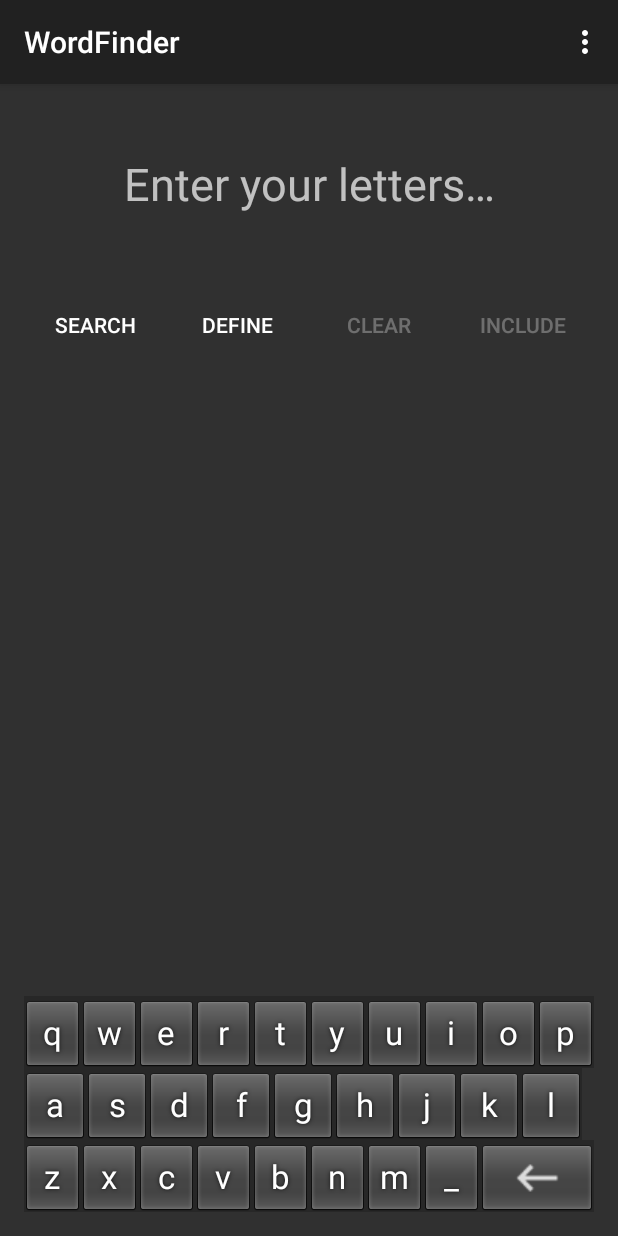
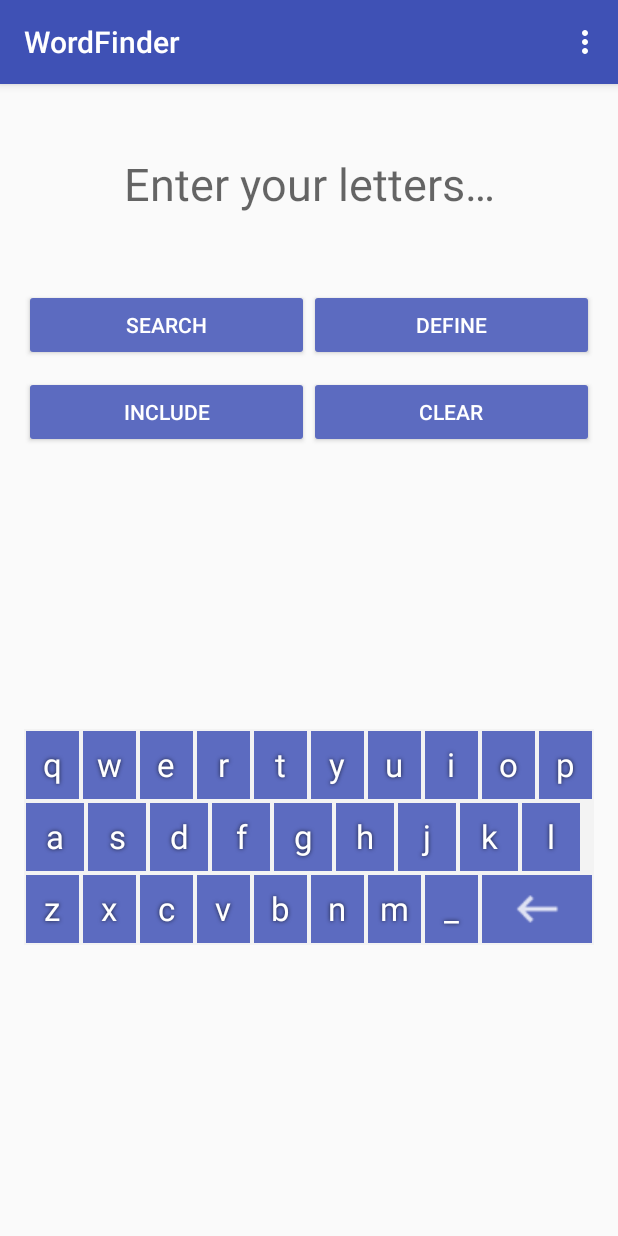
Before and after one commit to cyanhearth/WordFinder, an Android app: the screen it shows after launch (MainActivity), on a phone screen of 412 x 824 dp. Run offline under Robolectric (Android 15) with nearby library versions, the phone set to English and light mode, and no system bars.

Commit message:
Improve layout and attempt to improve the speed of the algorithm

```diff
--- a/app/src/main/AndroidManifest.xml
+++ b/app/src/main/AndroidManifest.xml
@@ -8,7 +8,7 @@
         android:allowBackup="true"
         android:icon="@mipmap/ic_launcher"
         android:label="@string/app_name"
-        android:theme="@style/Theme.AppCompat" >
+        android:theme="@style/AppTheme" >
         <activity
             android:name=".MainActivity"
             android:label="@string/app_name" >
--- a/app/src/main/java/com/example/cyanhearth/wordfinder/MainActivity.java
+++ b/app/src/main/java/com/example/cyanhearth/wordfinder/MainActivity.java
@@ -21,16 +21,14 @@ import android.view.View;
 import android.widget.Button;
 import android.widget.TextView;
 import android.widget.Toast;
-
-import java.util.ArrayList;
 import java.util.HashSet;
 
-public class MainActivity extends ActionBarActivity
-        implements DisplayResultFragment.SelectionListener{
+public class MainActivity extends ActionBarActivity {
     private static final String BASE_URI = "https://en.wiktionary.org/wiki/";
     private static final String CHOOSER_TEXT = "Open with...";
     private static final String STATE_LETTERS = "state_letters";
     private static final String STATE_INCLUDE = "state_include";
+    private static final String STATE_INCLUDE_WORD = "state_include_word";
 
     private static final String TAG_TASK_FRAGMENT = "task_fragment";
     private static final String TAG_RESULTS_FRAGMENT = "results_fragment";
@@ -57,7 +55,6 @@ public class MainActivity extends ActionBarActivity
 
     @Override
     protected void onCreate(Bundle savedInstanceState) {
-        Log.d("Entering onCreate", TAG_DEBUG);
 
         super.onCreate(savedInstanceState);
 
@@ -102,9 +99,6 @@ public class MainActivity extends ActionBarActivity
                     inputText += String.valueOf((char)primaryCode);
                     lettersInput.setText(inputText);
                 }
-
-                clear.setEnabled(!inputText.equals(""));
-                include.setEnabled(!inputText.equals(""));
             }
 
             @Override public void onPress(int arg0) {
@@ -134,15 +128,11 @@ public class MainActivity extends ActionBarActivity
         if (savedInstanceState != null) {
             lettersInput.setText(savedInstanceState.getString(STATE_LETTERS));
             includeTextView.setText(savedInstanceState.getString(STATE_INCLUDE));
+            includeWord = savedInstanceState.getString(STATE_INCLUDE_WORD);
 
             if (manager.findFragmentByTag(TAG_RESULTS_FRAGMENT) != null) {
                 keyboardView.setVisibility(View.GONE);
             }
-        }
-
-        if (lettersInput.getText().toString().equals("")) {
-            clear.setEnabled(false);
-            include.setEnabled(false);
         }
 
         // set up fragments
@@ -150,17 +140,9 @@ public class MainActivity extends ActionBarActivity
                 (LoadDictionaryFragment) manager.findFragmentByTag(TAG_TASK_FRAGMENT);
         FragmentTransaction transaction = manager.beginTransaction();
 
-        if (manager.findFragmentByTag(TAG_RESULTS_FRAGMENT) != null) {
-            //transaction.replace(R.id.fragment_container, KeyboardFragment.newInstance(), TAG_KEYBOARD_FRAGMENT);
-            include.setEnabled(false);
-            search.setEnabled(false);
-        }
         // If the Fragment is non-null, then it is currently being
         // retained across a configuration change.
         if (dictFragment == null) {
-            search.setEnabled(false);
-            define.setEnabled(false);
-
             dictFragment = LoadDictionaryFragment
                     .newInstance();
             Bundle args = new Bundle();
@@ -183,9 +165,12 @@ public class MainActivity extends ActionBarActivity
                 if (letters.equals("") && (includeWord == null || !includeWord.contains("_"))) {
                     Toast.makeText(MainActivity.this, "Please enter some letters!",
                             Toast.LENGTH_SHORT).show();
-                } else {
-                    search.setEnabled(false);
-                    include.setEnabled(false);
+                }
+                else if (letters.length() - letters.replace("_", "").length() > 2){
+                    Toast.makeText(MainActivity.this, "No more than 2 wild cards can be used in a search!",
+                            Toast.LENGTH_SHORT).show();
+                }
+                else {
                     DisplayExpandableResultFragment fragment = DisplayExpandableResultFragment.newInstance();
                     Bundle args = new Bundle();
                     if (letters.equals("")) {
@@ -256,16 +241,14 @@ public class MainActivity extends ActionBarActivity
 ;
             @Override
             public void onClick(View v) {
-                String currentWord = lettersInput.getText().toString();
 
-                includeWord = currentWord;
+                includeWord = lettersInput.getText().toString();
 
                 if (includeWord.length() > 0) {
                     String text = String.format(
                             getResources().getString(R.string.include_message), includeWord);
                     includeTextView.setText(text);
                     lettersInput.setText("");
-                    include.setEnabled(false);
                 }
 
                 else {
@@ -290,6 +273,7 @@ public class MainActivity extends ActionBarActivity
         // save the letters previously entered by the user
         savedInstanceState.putString(STATE_LETTERS, lettersInput.getText().toString());
         savedInstanceState.putString(STATE_INCLUDE, includeTextView.getText().toString());
+        savedInstanceState.putString(STATE_INCLUDE_WORD, includeWord);
 
         super.onSaveInstanceState(savedInstanceState);
     }
@@ -320,7 +304,6 @@ public class MainActivity extends ActionBarActivity
 
     @Override
     protected void onStart() {
-        Log.d("Entering onStart", TAG_DEBUG);
         super.onStart();
 
         SharedPreferences preferences = PreferenceManager.getDefaultSharedPreferences(this);
@@ -339,35 +322,28 @@ public class MainActivity extends ActionBarActivity
             LoadDictionaryFragment dictFragment = (LoadDictionaryFragment) manager.findFragmentByTag(TAG_TASK_FRAGMENT);
             dictFragment.setCurrentDict(dict);
             dictFragment.startTask();
-
-            search.setEnabled(false);
-            define.setEnabled(false);
         }
 
     }
 
     @Override
     protected void onResume() {
-        Log.d("Entering onResume", TAG_DEBUG);
         super.onResume();
     }
 
     @Override
     protected void onPause() {
-        Log.d("Entering onPause", TAG_DEBUG);
         super.onPause();
     }
 
     @Override
     protected void onStop() {
-        Log.d("Entering onStop", TAG_DEBUG);
         super.onStop();
 
     }
 
     @Override
     protected void onDestroy() {
-        Log.d("Entering onDestroy", TAG_DEBUG);
         super.onDestroy();
     }
 
@@ -381,22 +357,6 @@ public class MainActivity extends ActionBarActivity
     public void onPostExecute(HashSet<String> words) {
 
         this.words = words;
-        search.setEnabled(true);
-        define.setEnabled(true);
-    }
-
-    // DisplayResultFragment.SelectionListener methods
-    // dispatch intent to retrieve word definition when a word is selected
-    // from the list
-    @Override
-    public void onItemSelected(int position) {
-
-        DisplayResultFragment frag = (DisplayResultFragment)(getFragmentManager()
-                .findFragmentByTag(TAG_RESULTS_FRAGMENT));
-
-        if (frag != null)
-            sendIntentForDefinition(frag.getListAdapter().getItem(position).toString());
-
     }
 
     public void onExpandableItemSelected(String word) {
@@ -416,13 +376,6 @@ public class MainActivity extends ActionBarActivity
         }
     }
 
-    @Override
-    public void enableButtons() {
-        define.setEnabled(true);
-        clear.setEnabled(true);
-    }
-
-    @Override
     public void reset() {
         //if (getFragmentManager().findFragmentByTag(TAG_KEYBOARD_FRAGMENT) == null) {
         //    getFragmentManager().beginTransaction().replace(R.id.fragment_container,
@@ -433,11 +386,6 @@ public class MainActivity extends ActionBarActivity
         if (fragment != null) {
             getFragmentManager().beginTransaction().remove(fragment).commit();
         }
-
-        search.setEnabled(true);
-        define.setEnabled(true);
-        clear.setEnabled(false);
-        include.setEnabled(false);
 
         keyboardView.setVisibility(View.VISIBLE);
 
@@ -461,8 +409,5 @@ public class MainActivity extends ActionBarActivity
             inputText += letter;
             lettersInput.setText(inputText);
         }
-
-        clear.setEnabled(!inputText.equals(""));
-        include.setEnabled(!inputText.equals(""));
     }
 }
--- /dev/null
+++ b/app/src/main/res/drawable/keybackground.xml
@@ -0,0 +1,12 @@
+<?xml version="1.0" encoding="utf-8"?>
+<selector xmlns:android="http://schemas.android.com/apk/res/android">
+    <!-- Non focused states -->
+    <item
+        android:state_focused="false"
+        android:state_selected="false"
+        android:state_pressed="false"
+        android:drawable="@drawable/normal" />
+    <!-- Pressed state -->
+    <item
+        android:state_pressed="true"
+        android:drawable="@drawable/pressed" /></selector>
--- /dev/null
+++ b/app/src/main/res/drawable/normal.xml
@@ -0,0 +1,5 @@
+<?xml version="1.0" encoding="utf-8"?>
+<shape xmlns:android="http://schemas.android.com/apk/res/android">
+    <stroke android:width="1dp" android:color="#fff3f3f3" />
+    <solid android:color="@color/primary_light"/>
+</shape>
--- /dev/null
+++ b/app/src/main/res/drawable/pressed.xml
@@ -0,0 +1,5 @@
+<?xml version="1.0" encoding="utf-8"?>
+<shape xmlns:android="http://schemas.android.com/apk/res/android">
+    <stroke android:width="1dp" android:color="#fff3f3f3" />
+    <solid android:color="@color/primary_dark"/>
+</shape>
--- a/app/src/main/res/layout-land/activity_main.xml
+++ b/app/src/main/res/layout-land/activity_main.xml
@@ -3,7 +3,10 @@
     xmlns:tools="http://schemas.android.com/tools"
     tools:context=".MainActivity"
     android:orientation="horizontal" android:layout_width="match_parent"
-    android:layout_height="match_parent" android:baselineAligned="false">
+    android:layout_height="match_parent" android:paddingLeft="@dimen/activity_horizontal_margin"
+    android:paddingRight="@dimen/activity_horizontal_margin"
+    android:paddingTop="@dimen/activity_vertical_margin"
+    android:paddingBottom="@dimen/activity_vertical_margin" >
 
     <LinearLayout
         android:orientation="vertical"
@@ -19,9 +22,9 @@
             android:layout_height="wrap_content"
             android:id="@+id/editText"
             android:hint="@string/enter_letters"
-            android:paddingTop="30dp"
-            android:paddingBottom="30dp"
             android:textAppearance="?android:attr/textAppearanceLarge"
+            android:paddingTop="10dp"
+            android:layout_marginBottom="10dp"
             android:gravity="center_horizontal"
             android:layout_gravity="center_horizontal|top"
             android:textSize="30sp" />
@@ -31,8 +34,8 @@
             android:layout_height="wrap_content"
             android:textAppearance="?android:attr/textAppearanceSmall"
             android:id="@+id/textView"
+            android:layout_marginBottom="10dp"
             android:layout_gravity="center_horizontal"
-            android:paddingBottom="10dp"
             android:clickable="false"/>
 
         <FrameLayout
@@ -42,12 +45,14 @@
 
             <android.inputmethodservice.KeyboardView
                 android:id="@+id/keyboardview"
-                android:layout_width="wrap_content"
-                android:layout_height="wrap_content"
+                android:layout_width="match_parent"
+                android:layout_height="match_parent"
+                android:layout_gravity="bottom|center_horizontal"
                 android:focusable="true"
                 android:focusableInTouchMode="true"
-                android:visibility="visible"
-                android:background="#00000000" />
+                android:keyBackground="@drawable/keybackground"
+                android:background="#fff3f3f3"
+                android:visibility="visible" />
 
         </FrameLayout>
 
@@ -57,22 +62,20 @@
         android:orientation="vertical"
         android:layout_width="wrap_content"
         android:layout_height="match_parent"
-        style="?android:buttonBarStyle"
         android:id="@+id/buttonLayout"
-        android:paddingTop="30dp"
-        android:paddingBottom="30dp"
         android:paddingLeft="30dp"
         android:paddingRight="30dp"
         android:gravity="fill_horizontal"
-        android:layout_alignParentTop="true"
         android:layout_alignParentRight="true"
-        android:layout_alignParentEnd="true">
+        android:layout_alignParentEnd="false"
+        android:layout_alignParentBottom="true">
 
         <Button
             android:layout_width="wrap_content"
             android:layout_height="0dp"
             android:layout_weight="1"
-            style="?android:buttonBarButtonStyle"
+            android:textColor="#FFFFFF"
+            android:backgroundTint="@color/primary_light"
             android:text="@string/button_search"
             android:id="@+id/button" />
 
@@ -80,24 +83,27 @@
             android:layout_width="wrap_content"
             android:layout_height="0dp"
             android:layout_weight="1"
-            style="?android:buttonBarButtonStyle"
+            android:textColor="#FFFFFF"
+            android:backgroundTint="@color/primary_light"
             android:text="@string/button_define"
             android:id="@+id/button2" />
 
         <Button
             android:layout_width="wrap_content"
             android:layout_height="0dp"
-            style="?android:buttonBarButtonStyle"
-            android:text="@string/clear"
-            android:id="@+id/button3"
+            android:text="@string/include"
+            android:textColor="#FFFFFF"
+            android:backgroundTint="@color/primary_light"
+            android:id="@+id/button4"
             android:layout_weight="1" />
 
         <Button
             android:layout_width="wrap_content"
             android:layout_height="0dp"
-            style="?android:buttonBarButtonStyle"
-            android:text="@string/include"
-            android:id="@+id/button4"
+            android:text="@string/clear"
+            android:textColor="#FFFFFF"
+            android:backgroundTint="@color/primary_light"
+            android:id="@+id/button3"
             android:layout_weight="1" />
 
     </LinearLayout>
--- a/app/src/main/res/layout/activity_main.xml
+++ b/app/src/main/res/layout/activity_main.xml
@@ -22,53 +22,77 @@
         android:orientation="horizontal"
         android:layout_width="match_parent"
         android:layout_height="wrap_content"
-        android:id="@+id/buttonLayout"
+        android:id="@+id/buttonLayoutRow1"
         android:layout_below="@+id/editText"
         android:layout_centerHorizontal="true"
-        android:paddingTop="20dp"
-        android:paddingBottom="20dp">
+        android:paddingTop="20dp">
 
         <Button
             android:layout_width="0dp"
             android:layout_height="match_parent"
             android:layout_weight="1"
-            style="?android:attr/borderlessButtonStyle"
             android:text="@string/button_search"
+            android:backgroundTint="@color/primary_light"
+            android:textColor="#FFFFFF"
             android:id="@+id/button" />
 
         <Button
             android:layout_width="0dp"
             android:layout_height="match_parent"
             android:layout_weight="1"
-            style="?android:borderlessButtonStyle"
             android:text="@string/button_define"
+            android:textColor="#FFFFFF"
+            android:backgroundTint="@color/primary_light"
             android:id="@+id/button2" />
+    </LinearLayout>
+
+    <LinearLayout
+        android:orientation="horizontal"
+        android:layout_width="match_parent"
+        android:layout_height="wrap_content"
+        android:id="@+id/buttonLayoutRow2"
+        android:layout_below="@+id/buttonLayoutRow1"
+        android:layout_centerHorizontal="true"
+        android:paddingTop="10dp"
+        android:paddingBottom="10dp">
+
+        <Button
+            android:layout_width="0dp"
+            android:layout_height="match_parent"
+            android:text="@string/include"
+            android:id="@+id/button4"
+            android:textColor="#FFFFFF"
+            android:backgroundTint="@color/primary_light"
+            android:layout_weight="1" />
 
         <Button
             android:layout_width="0dp"
             android:layout_height="match_parent"
             android:layout_weight="1"
-            style="?android:borderlessButtonStyle"
             android:text="@string/clear"
+            android:textColor="#FFFFFF"
+            android:backgroundTint="@color/primary_light"
             android:id="@+id/button3" />
-
-        <Button
-            android:layout_width="0dp"
-            android:layout_height="match_parent"
-            style="?android:borderlessButtonStyle"
-            android:text="@string/include"
-            android:id="@+id/button4"
-            android:layout_weight="1" />
     </LinearLayout>
 
     <FrameLayout
         android:layout_width="match_parent"
         android:layout_height="match_parent"
-        android:layout_below="@+id/buttonLayout"
+        android:layout_below="@+id/buttonLayoutRow2"
         android:id="@+id/fragment_container"
         android:layout_alignParentLeft="true"
         android:layout_alignParentStart="true">
 
+        <android.inputmethodservice.KeyboardView
+            android:id="@+id/keyboardview"
+            android:layout_width="match_parent"
+            android:layout_height="match_parent"
+            android:layout_gravity="center"
+            android:focusable="true"
+            android:focusableInTouchMode="true"
+            android:keyBackground="@drawable/keybackground"
+            android:background="#fff3f3f3"
+            android:visibility="visible" />
     </FrameLayout>
 
     <TextView
@@ -76,19 +100,8 @@
         android:layout_height="wrap_content"
         android:textAppearance="?android:attr/textAppearanceSmall"
         android:id="@+id/textView"
-        android:layout_above="@+id/buttonLayout"
+        android:layout_above="@+id/buttonLayoutRow1"
         android:layout_centerHorizontal="true" />
-
-    <android.inputmethodservice.KeyboardView
-        android:id="@+id/keyboardview"
-        android:layout_width="wrap_content"
-        android:layout_height="wrap_content"
-        android:layout_alignParentBottom="true"
-        android:layout_centerHorizontal="true"
-        android:focusable="true"
-        android:focusableInTouchMode="true"
-        android:visibility="visible"
-        android:background="#00000000" />
 
 
 </RelativeLayout>
--- a/app/src/main/res/layout/child_view.xml
+++ b/app/src/main/res/layout/child_view.xml
@@ -10,7 +10,8 @@
         android:gravity="center"
         android:textAppearance="?android:attr/textAppearanceMedium"
         android:paddingTop="10dp"
-        android:paddingBottom="10dp" />
+        android:paddingBottom="10dp"
+        android:textColor="#000000"/>
 
     <TextView
         android:id="@+id/childScoreView"
@@ -20,6 +21,7 @@
         android:gravity="center"
         android:textAppearance="?android:attr/textAppearanceMedium"
         android:paddingTop="10dp"
-        android:paddingBottom="10dp" />
+        android:paddingBottom="10dp"
+        android:textColor="#000000"/>
 
 </LinearLayout>
--- a/app/src/main/res/layout/group_view.xml
+++ b/app/src/main/res/layout/group_view.xml
@@ -9,6 +9,7 @@
         android:layout_width="match_parent"
         android:layout_height="match_parent"
         android:gravity="center"
-        android:textAppearance="?android:attr/textAppearanceLarge" />
+        android:textAppearance="?android:attr/textAppearanceLarge"
+        android:textColor="#000000" />
 
 </LinearLayout>
--- /dev/null
+++ b/app/src/main/res/values/colors.xml
@@ -0,0 +1,7 @@
+<?xml version="1.0" encoding="utf-8"?>
+<resources>
+    <color name="primary">#3F51B5</color>
+    <color name="primary_light">#5C6BC0</color>
+    <color name="primary_dark">#303F9F</color>
+    <color name="accent">#E64A19</color>
+</resources>
--- a/app/src/main/res/values/styles.xml
+++ b/app/src/main/res/values/styles.xml
@@ -1,8 +1,21 @@
 <resources>
 
-    <!-- Base application theme. -->
-    <style name="AppTheme" parent="Theme.AppCompat.Light">
-        <!-- Customize your theme here. -->
+    <!-- Inherit from appcompat theme -->
+    <style name="AppTheme" parent="Theme.AppCompat.Light.DarkActionBar">
+        <!-- main theme colours -->
+        <!-- app bar colour -->
+        <item name="colorPrimary">@color/primary</item>
+        <!-- darker variant forstatus bar/ contextual app bars -->
+        <item name="colorPrimaryDark">@color/primary_dark</item>
+        <!-- accent color -->
+        <item name="colorAccent">@color/accent</item>
+        <!-- set ListPopupWindow background colour -->
+        <item name="actionOverflowMenuStyle">@style/AppTheme.Overflow</item>
+
     </style>
 
+    <style name="AppTheme.Overflow" parent="Widget.AppCompat.Light.PopupMenu.Overflow">
+        <item name="android:popupBackground">@color/primary</item>
+        <item name="android:textColor">#FFFFFF</item>
+    </style>
 </resources>
--- a/app/src/main/res/xml/keyboard.xml
+++ b/app/src/main/res/xml/keyboard.xml
@@ -3,7 +3,7 @@
     android:keyWidth="10%"
     android:horizontalGap="0px"
     android:verticalGap="0px"
-    android:keyHeight="48dp">
+    android:keyHeight="48dp" >
 
     <Row>
         <Key android:codes="113" android:keyLabel="q" android:keyEdgeFlags="left"/>
```
Also changed, not shown: app/src/main/java/com/example/cyanhearth/wordfinder/DisplayExpandableResultFragment.java (+101 -86 lines), app/src/main/java/com/example/cyanhearth/wordfinder/DisplayResultFragment.java (+3 -7 lines).
